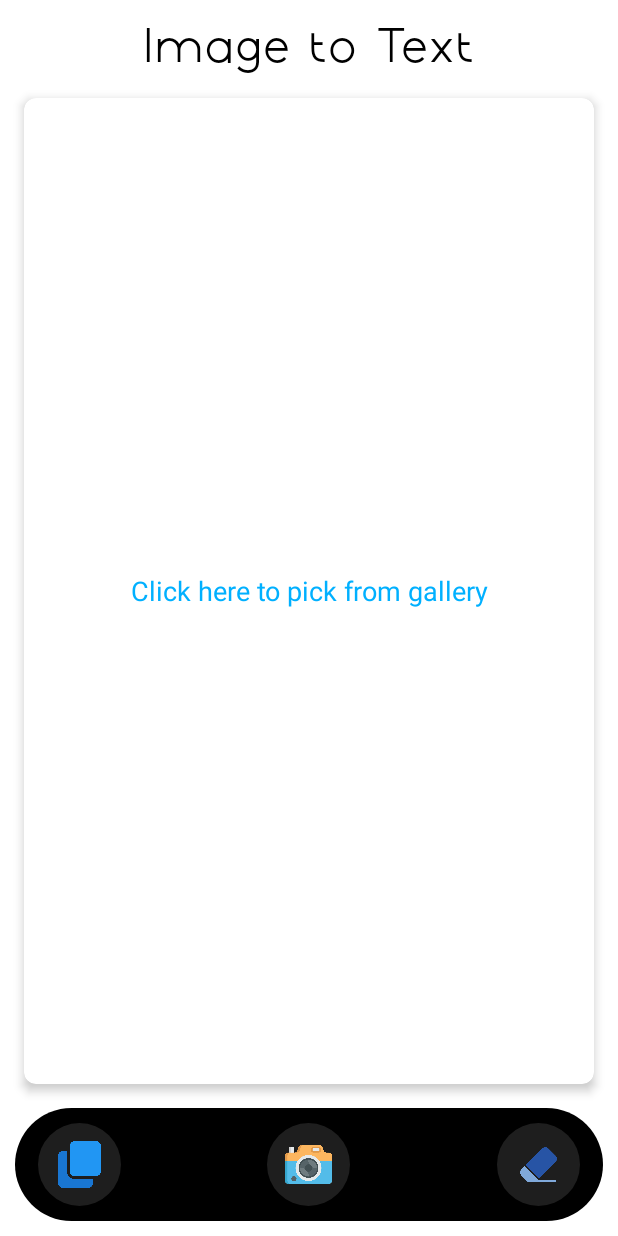
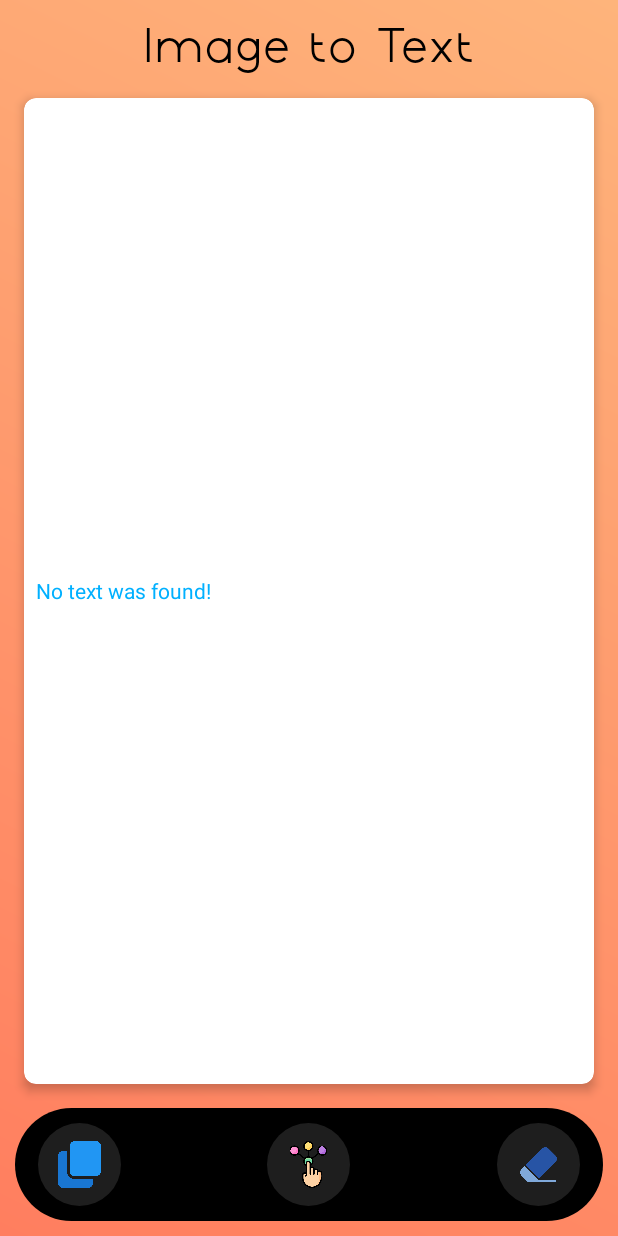
Before and after one commit to isarthaksharma1092/Scannify, an Android app: the TextFeature screen opened directly, with no data from a screen before it, on a phone screen of 412 x 824 dp. Run offline under Robolectric (Android 15) with nearby library versions, the phone set to English and light mode, and no system bars; libraries missing offline, so code that uses them is left out: androidx.camera.core, androidx.camera.lifecycle, com.google.mlkit.vision.

Commit message:
- Integrated CameraX. - Fixed UI & Bugs

```diff
--- a/app/src/main/java/com/isarthaksharma/facefusion/TextFeature.kt
+++ b/app/src/main/java/com/isarthaksharma/facefusion/TextFeature.kt
@@ -1,38 +1,54 @@
 package com.isarthaksharma.facefusion
 
+import android.Manifest
 import android.content.ClipData
 import android.content.ClipboardManager
+import android.content.ContentValues.TAG
 import android.content.Context
-import android.content.Intent
+import android.content.pm.PackageManager
 import android.graphics.Bitmap
 import android.net.Uri
+import android.os.Build
 import android.os.Bundle
 import android.provider.MediaStore
+import android.util.Log
 import android.view.View
 import android.widget.ImageView
 import android.widget.Toast
+import androidx.activity.result.PickVisualMediaRequest
 import androidx.activity.result.contract.ActivityResultContracts
+import androidx.appcompat.app.AlertDialog
 import androidx.appcompat.app.AppCompatActivity
+import androidx.camera.core.CameraSelector
+import androidx.camera.core.ImageCapture
+import androidx.camera.core.ImageCaptureException
+import androidx.camera.core.Preview
+import androidx.camera.lifecycle.ProcessCameraProvider
+import androidx.core.app.ActivityCompat
+import androidx.core.content.ContextCompat
 import androidx.core.view.ViewCompat
+import androidx.core.view.WindowCompat
 import androidx.core.view.WindowInsetsCompat
-import androidx.transition.Visibility
+import androidx.lifecycle.LifecycleOwner
 import com.google.mlkit.vision.common.InputImage
 import com.google.mlkit.vision.text.TextRecognition
 import com.google.mlkit.vision.text.latin.TextRecognizerOptions
 import com.isarthaksharma.facefusion.databinding.ActivityTextFeatureBinding
+import com.isarthaksharma.facefusion.databinding.CameraLayoutBinding
+import java.io.File
 import java.io.IOException
+import java.text.SimpleDateFormat
+import java.util.Locale
 
 class TextFeature : AppCompatActivity() {
+    //permission CODE:
+    private val storagePermissionCode:Int = 1001
+    private val cameraPermissionCode:Int = 1002
 
+    //view Binding
     private lateinit var textBinding: ActivityTextFeatureBinding
-
-    private val pickImageLauncher = registerForActivityResult(ActivityResultContracts.GetContent()) { uri: Uri? ->
-        if (uri != null) {
-            processImageUri(uri)
-        } else {
-            Toast.makeText(this, "Image selection cancelled", Toast.LENGTH_SHORT).show()
-        }
-    }
+    private lateinit var cameraLayoutBinding: CameraLayoutBinding
+    private lateinit var imageCapture: ImageCapture
 
     override fun onCreate(savedInstanceState: Bundle?) {
         super.onCreate(savedInstanceState)
@@ -43,9 +59,14 @@ class TextFeature : AppCompatActivity() {
             v.setPadding(systemBars.left, systemBars.top, systemBars.right, systemBars.bottom)
             insets
         }
+        WindowCompat.setDecorFitsSystemWindows(
+            window,
+            false
+        )
+        showChoiceDialogBox()
 
         val copyContentBtn = findViewById<ImageView>(R.id.CopyContentBtn)
-        val cameraBtn = findViewById<ImageView>(R.id.cameraBtn)
+        val inputChooser = findViewById<ImageView>(R.id.inputChoice)
         val eraseBtn = findViewById<ImageView>(R.id.eraseBtn)
 
         // copy everything
@@ -58,61 +79,229 @@ class TextFeature : AppCompatActivity() {
 
         // remove everything
         eraseBtn.setOnClickListener {
-            textBinding.clickOpenGallery.visibility = View.VISIBLE
             textBinding.editTextView.visibility = View.GONE
             Toast.makeText(this, "Everything erased", Toast.LENGTH_SHORT).show()
         }
 
-        //clicking pictures from Camera
-        cameraBtn.setOnClickListener {
-            cameraClicked()
+        //picking up pictures
+        inputChooser.setOnClickListener {
+            showChoiceDialogBox()
+        }
+    }
+    //+++++++++++++++++++++++++++++++++++++++++++++++++++++++++++++++++++++++++++++++++++++++++++++..+++++++++++++++++++++++++++++++++++++++++++++++++++++++++++++++++
+    // hosts choices dialog box
+
+    private fun showChoiceDialogBox() {
+        val choice = arrayOf("Camera","Gallery")
+        val builder = AlertDialog.Builder(this)
+        builder.setTitle("Select the Source : ")
+        builder.setIcon(R.drawable.app_icon)
+        builder.setItems(choice){ _, which ->
+            when (which) {
+                0 -> launchCamera()
+                1 -> launchGallery()
+            }
+        }
+        builder.show()
+    }
+
+    //+++++++++++++++++++++++++++++++++++++++++++++++++++++++++++++++++++++++++++++++++++++++++++++..+++++++++++++++++++++++++++++++++++++++++++++++++++++++++++++++++
+    private fun launchCamera() {
+        if(ContextCompat.checkSelfPermission(this, Manifest.permission.CAMERA)!= PackageManager.PERMISSION_GRANTED){
+            ActivityCompat.requestPermissions(this, arrayOf(Manifest.permission.CAMERA),cameraPermissionCode)
+        }else{
+            launch_CameraX()
+            Toast.makeText(this, "Working on CameraX", Toast.LENGTH_SHORT).show()
+        }
+    }
+
+    private fun launch_CameraX() {
+        cameraLayoutBinding = CameraLayoutBinding.inflate(layoutInflater)
+        setContentView(cameraLayoutBinding.root)
+        var flagRotate: Boolean
+
+        // Using CameraController
+        val cameraProviderFuture = ProcessCameraProvider.getInstance(this)
+
+        cameraProviderFuture.addListener(Runnable {
+            // CameraProvider
+            val cameraProvider: ProcessCameraProvider = cameraProviderFuture.get()
+
+            // Preview
+            val preview = Preview.Builder().build().also {
+                it.setSurfaceProvider(cameraLayoutBinding.viewFinder.surfaceProvider)
+            }
+
+            // ImageCapture
+            imageCapture = ImageCapture.Builder().build()
+
+            // Camera Selector
+            var cameraSelector = CameraSelector.DEFAULT_BACK_CAMERA
+            flagRotate = true
+
+            try {
+                // Unbind use cases before rebinding
+                cameraProvider.unbindAll()
+
+                // Bind use cases to camera
+                cameraProvider.bindToLifecycle(
+                    this as LifecycleOwner,
+                    cameraSelector,
+                    preview,
+                    imageCapture
+                )
+            } catch (exc: Exception) {
+                Log.e(TAG, "Use case binding failed", exc)
+            }
+
+            // Rotation screen
+            cameraLayoutBinding.cameraRotate.setOnClickListener {
+                cameraSelector = if (flagRotate) {
+                    CameraSelector.DEFAULT_FRONT_CAMERA
+                } else {
+                    CameraSelector.DEFAULT_BACK_CAMERA
+                }
+                flagRotate = !flagRotate
+
+                try {
+                    // Unbind all use cases before rebinding
+                    cameraProvider.unbindAll()
+
+                    // Bind use cases to camera
+                    cameraProvider.bindToLifecycle(
+                        this as LifecycleOwner,
+                        cameraSelector,
+                        preview,
+                        imageCapture
+                    )
+                } catch (exc: Exception) {
+                    Log.e(TAG, "Use case binding failed", exc)
+                }
+            }
+
+            // Capture button
+            cameraLayoutBinding.captureButton.setOnClickListener {
+                captureImage()
+            }
+
+        }, ContextCompat.getMainExecutor(this))
+    }
+
+    private fun captureImage() {
+        setContentView(textBinding.root)
+
+        val outputDirectory = getOutputDirectory()
+        val photoFile = createFile(outputDirectory, "yyyyMMdd_HHmmss", ".jpg")
+        val outputOptions = ImageCapture.OutputFileOptions.Builder(photoFile).build()
+
+        imageCapture.takePicture(
+            outputOptions,
+            ContextCompat.getMainExecutor(this),
+            object : ImageCapture.OnImageSavedCallback {
+                override fun onImageSaved(outputFileResults: ImageCapture.OutputFileResults) {
+                    val savedUri = Uri.fromFile(photoFile)
+                    processImageUri(savedUri)
+                    Toast.makeText(this@TextFeature, "Image Captured", Toast.LENGTH_SHORT).show()
+                }
+
+                override fun onError(exception: ImageCaptureException) {
+                    Log.e(TAG, "Image capture failed: ${exception.message}", exception)
+                    Toast.makeText(this@TextFeature, "Image capture failed: ${exception.message}", Toast.LENGTH_SHORT).show()
+                }
+            }
+        )
+    }
+
+
+    private fun getOutputDirectory(): File {
+        val mediaDir = externalMediaDirs.firstOrNull()?.let {
+            File(it, "scannify").apply { mkdirs() }
+        }
+        return if (mediaDir != null && mediaDir.exists()) mediaDir else filesDir
+    }
+
+    private fun createFile(baseFolder: File, format: String, extension: String): File {
+        val timestamp = SimpleDateFormat(format, Locale.US).format(System.currentTimeMillis())
+        return File(baseFolder, "$timestamp$extension")
+    }
+
+
+    //+++++++++++++++++++++++++++++++++++++++++++++++++++++++++++++++++++++++++++++++++++++++++++++..+++++++++++++++++++++++++++++++++++++++++++++++++++++++++++++++++
+    //Gallery Permission and Selection
+    //if greater than android 13 use ReadMediaImages else use External storage
+    private fun launchGallery() {
+        val permission = if (Build.VERSION.SDK_INT >= Build.VERSION_CODES.TIRAMISU) {
+            Manifest.permission.READ_MEDIA_IMAGES
+        } else {
+            Manifest.permission.READ_EXTERNAL_STORAGE
         }
 
-        //picking image from gallery
-        textBinding.clickOpenGallery.setOnClickListener {
-            pickImageLauncher.launch("image/*")
-            Toast.makeText(this, "Opening Gallery ....", Toast.LENGTH_SHORT).show()
+        if (ContextCompat.checkSelfPermission(this, permission) != PackageManager.PERMISSION_GRANTED) {
+            ActivityCompat.requestPermissions(this, arrayOf(permission), storagePermissionCode)
+        } else {
+            openGallery()
         }
+    }
+    private fun openGallery() {
+        imagePicker.launch(PickVisualMediaRequest(ActivityResultContracts.PickVisualMedia.ImageOnly))
+    }
+
+    // image Picker
+    private val imagePicker = registerForActivityResult(ActivityResultContracts.PickVisualMedia()){ uri->
+        if(uri != null){
+            //after picking image setting on the screen
+
+            processImageUri(uri)
+            Toast.makeText(this, "Processing Image.......", Toast.LENGTH_SHORT).show()
+
+        }else{
+            Toast.makeText(this,"No Image was selected",Toast.LENGTH_SHORT).show()
+        }
+    }
 
 
-
+    // Camera & Storage
+    override fun onRequestPermissionsResult(requestCode: Int, permissions: Array<out String>, grantResults: IntArray) {
+        super.onRequestPermissionsResult(requestCode, permissions, grantResults)
+        when (requestCode) {
+            storagePermissionCode -> {
+                if (requestCode == storagePermissionCode) {
+                    if (grantResults.isNotEmpty() && grantResults[0] == PackageManager.PERMISSION_GRANTED) {
+                        openGallery()
+                    } else {
+                        // Handle the case where the user denied the permission
+                        Toast.makeText(this, "Permission denied", Toast.LENGTH_SHORT).show()
+                    }
+                }
+            }
+            cameraPermissionCode->{
+                if(grantResults.isNotEmpty() && grantResults[0] == PackageManager.PERMISSION_GRANTED){
+                    launchCamera()
+                }else{
+                    Toast.makeText(this, "Camera permission Denied", Toast.LENGTH_SHORT).show()
+                }
+            }
+        }
     }
 
+    //+++++++++++++++++++++++++++++++++++++++++++++++++++++++++++++++++++++++++++++++++++++++++++++..+++++++++++++++++++++++++++++++++++++++++++++++++++++++++++++++++
+    // face Detection algo
     private fun processImageUri(uri: Uri) {
         try {
-            val bitmap = MediaStore.Images.Media.getBitmap(contentResolver, uri)
+            val bitmap = MediaStore.Images.Media.getBitmap(this.contentResolver, uri)
             detectText(bitmap)
         } catch (e: IOException) {
             Toast.makeText(this, "Failed to load image", Toast.LENGTH_SHORT).show()
         }
     }
 
-    private fun cameraClicked() {
-        val intent = Intent(MediaStore.ACTION_IMAGE_CAPTURE)
-        if (intent.resolveActivity(packageManager) != null) {
-            startActivityForResult(intent, 9002)
-        } else {
-            Toast.makeText(this, "Oops something went wrong!", Toast.LENGTH_SHORT).show()
-        }
-    }
-
-    override fun onActivityResult(requestCode: Int, resultCode: Int, data: Intent?) {
-        super.onActivityResult(requestCode, resultCode, data)
-        if (requestCode == 9002 && resultCode == RESULT_OK && data != null) {
-            val extras = data.extras
-            val bitmap = extras?.get("data") as Bitmap
-            detectText(bitmap)
-        }
-    }
 
     private fun detectText(bitmap: Bitmap) {
         val image = InputImage.fromBitmap(bitmap, 0)
         textBinding.editTextView.visibility = View.VISIBLE
-        textBinding.clickOpenGallery.visibility = View.GONE
         val recognizerLatin = TextRecognition.getClient(TextRecognizerOptions.DEFAULT_OPTIONS)
         recognizerLatin.process(image)
             .addOnSuccessListener { visionText ->
-
                 textBinding.editTextView.setText(visionText.text)
             }
             .addOnFailureListener { e ->
--- a/app/src/main/res/layout/activity_text_feature.xml
+++ b/app/src/main/res/layout/activity_text_feature.xml
@@ -5,6 +5,7 @@
     android:id="@+id/main"
     android:layout_width="match_parent"
     android:layout_height="match_parent"
+    android:background="@drawable/background_gradient"
     tools:context=".TextFeature">
 
     <TextView
@@ -49,31 +50,22 @@
                 android:orientation="vertical">
 
                 <TextView
-                    android:id="@+id/clickOpenGallery"
-                    android:layout_width="match_parent"
-                    android:layout_height="match_parent"
-                    android:visibility="visible"
-                    android:text="Click here to pick from gallery"
-                    android:layout_gravity="center"
-                    android:textColor="@color/blue"
-                    android:gravity="center"
-                    android:textSize="18sp" />
-
-                <EditText
                     android:id="@+id/editTextView"
                     android:layout_width="match_parent"
-                    android:layout_height="match_parent"
-                    android:hint="No text was found !"
-                    android:visibility="gone"
-                    android:gravity="center"
+                    android:layout_height="wrap_content"
+                    android:padding="8dp"
+                    android:hint="No text was found!"
+                    android:visibility="visible"
                     android:textColorHint="@color/blue"
-                    android:focusable="false"
+                    android:textColor="@android:color/black"
                     android:background="@null"
-                    android:cursorVisible="false"
-                    android:longClickable="false"
                     android:textIsSelectable="true"
-                    android:inputType="none"
-                    android:scrollbars="vertical" />
+                    android:textAlignment="textStart"
+                    android:scrollbars="vertical"
+                    android:longClickable="true"
+                    android:focusable="true"
+                    android:focusableInTouchMode="true"
+                    android:cursorVisible="true" />
 
             </LinearLayout>
         </ScrollView>
--- a/app/src/main/res/layout/bottom_navigation_text.xml
+++ b/app/src/main/res/layout/bottom_navigation_text.xml
@@ -23,13 +23,13 @@
         android:layout_weight="1"/>
 
     <ImageView
-        android:id="@+id/cameraBtn"
+        android:id="@+id/inputChoice"
         android:layout_width="55dp"
         android:layout_height="55dp"
         android:padding="12dp"
         android:clickable="true"
         android:background="@drawable/bottom_selected_text"
-        android:src="@drawable/icon_camera"/>
+        android:src="@drawable/icon_selector"/>
 
     <Space
         android:layout_width="wrap_content"
--- a/app/src/main/res/menu/bottom_navbar.xml
+++ b/app/src/main/res/menu/bottom_navbar.xml
@@ -8,7 +8,7 @@
 
     <item
         android:title="Camera"
-        android:icon="@drawable/icon_camera"
+        android:icon="@drawable/icon_selector"
         android:id="@+id/camera"/>
 
     <item
```
Also changed, not shown: app/src/main/res/drawable/icon_camera.png (deleted), app/src/main/res/drawable/icon_selector.png (added).
